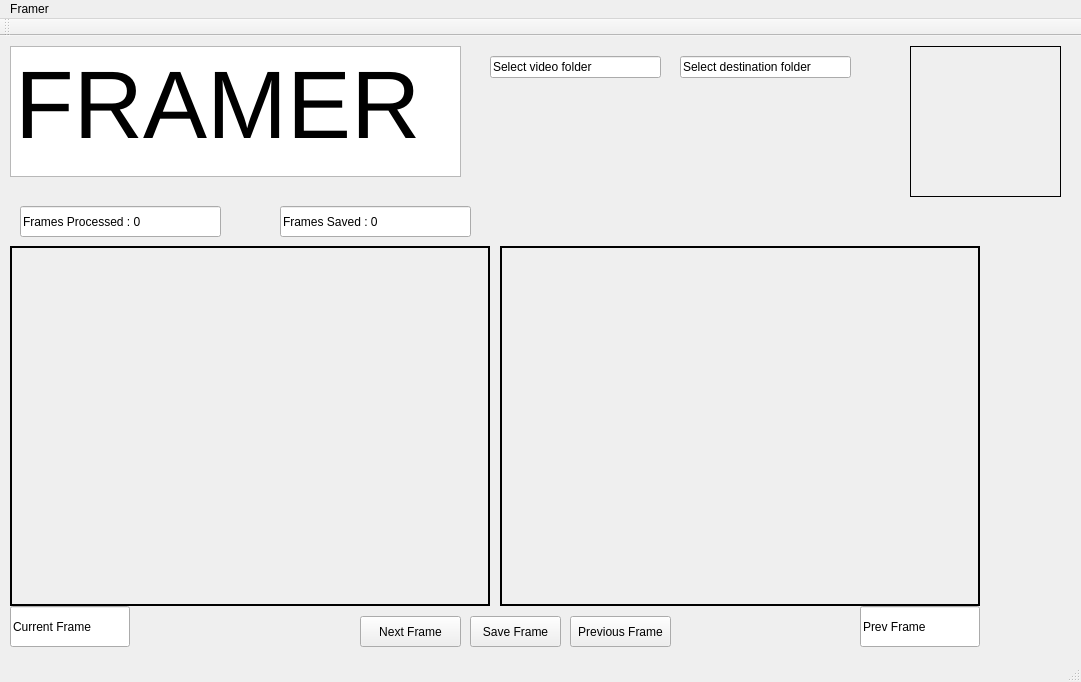
Old version of the form ui/framer.ui in the repository aatishrana495/framer.
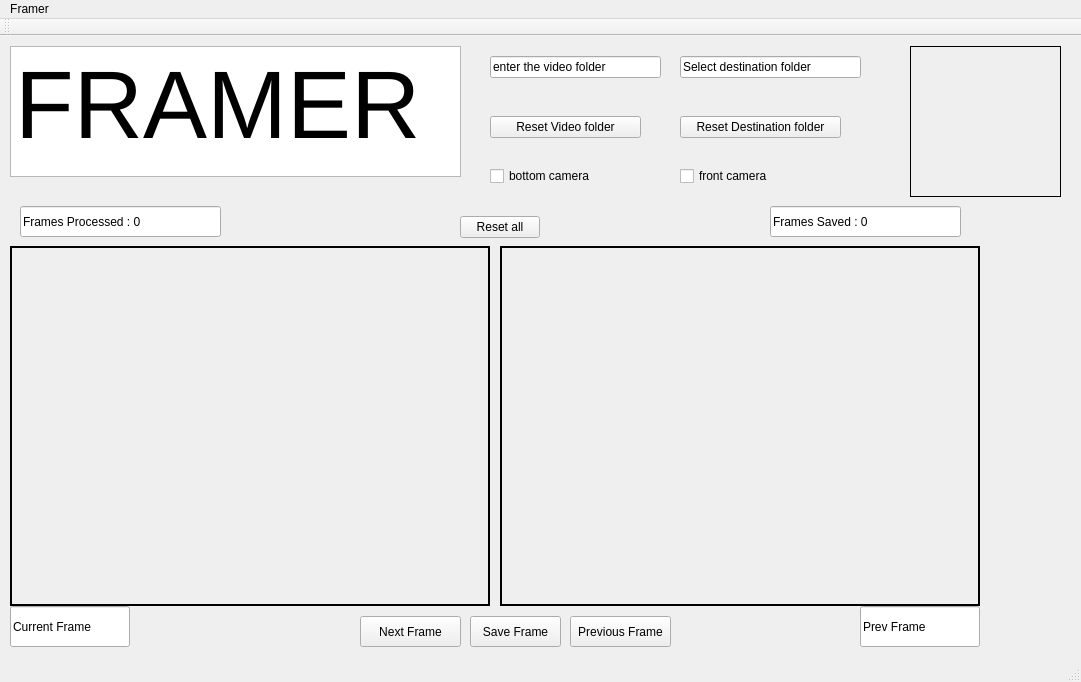
New version of the form.

```diff
--- a/ui/framer.ui
+++ b/ui/framer.ui
@@ -78,8 +78,17 @@
       <height>22</height>
      </rect>
     </property>
+    <property name="inputMask">
+     <string/>
+    </property>
     <property name="text">
-     <string>Select video folder</string>
+     <string>enter the video folder</string>
+    </property>
+    <property name="readOnly">
+     <bool>false</bool>
+    </property>
+    <property name="clearButtonEnabled">
+     <bool>false</bool>
     </property>
    </widget>
    <widget class="QLineEdit" name="lineEdit_3">
@@ -87,13 +96,16 @@
      <rect>
       <x>680</x>
       <y>20</y>
-      <width>171</width>
+      <width>181</width>
       <height>22</height>
      </rect>
     </property>
     <property name="text">
      <string>Select destination folder</string>
     </property>
+    <property name="clearButtonEnabled">
+     <bool>false</bool>
+    </property>
    </widget>
    <widget class="QTextEdit" name="textEdit">
     <property name="geometry">
@@ -190,7 +202,7 @@
    <widget class="QLineEdit" name="frame_save">
     <property name="geometry">
      <rect>
-      <x>280</x>
+      <x>770</x>
       <y>170</y>
       <width>191</width>
       <height>31</height>
@@ -229,6 +241,71 @@
      <string>Prev Frame</string>
     </property>
    </widget>
+   <widget class="QPushButton" name="reset_all">
+    <property name="geometry">
+     <rect>
+      <x>460</x>
+      <y>180</y>
+      <width>80</width>
+      <height>22</height>
+     </rect>
+    </property>
+    <property name="text">
+     <string>Reset all</string>
+    </property>
+   </widget>
+   <widget class="QPushButton" name="reset_video_path">
+    <property name="geometry">
+     <rect>
+      <x>490</x>
+      <y>80</y>
+      <width>151</width>
+      <height>22</height>
+     </rect>
+    </property>
+    <property name="text">
+     <string>Reset Video folder</string>
+    </property>
+   </widget>
+   <widget class="QPushButton" name="reset_destination_path">
+    <property name="geometry">
+     <rect>
+      <x>680</x>
+      <y>80</y>
+      <width>161</width>
+      <height>22</height>
+     </rect>
+    </property>
+    <property name="text">
+     <string>Reset Destination folder</string>
+    </property>
+   </widget>
+   <widget class="QCheckBox" name="check_bottom">
+    <property name="geometry">
+     <rect>
+      <x>490</x>
+      <y>130</y>
+      <width>131</width>
+      <height>20</height>
+     </rect>
+    </property>
+    <property name="text">
+     <string>bottom camera</string>
+    </property>
+   </widget>
+   <widget class="QCheckBox" name="check_front">
+    <property name="geometry">
+     <rect>
+      <x>680</x>
+      <y>130</y>
+      <width>131</width>
+      <height>20</height>
+     </rect>
+    </property>
+    <property name="text">
+     <string>front camera</string>
+    </property>
+   </widget>
   </widget>
   <widget class="QMenuBar" name="menuBar">
    <property name="geometry">
```
Left out of the diff: 4 changed lines with no effect on the pictures.
